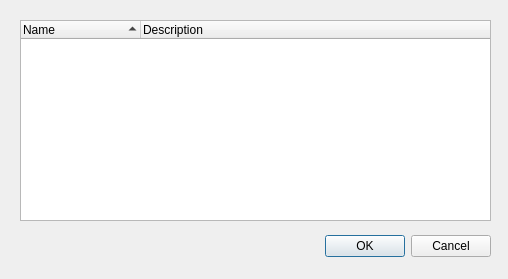
Before: the Qt Designer form duse-mt/src/plugins/jsarchitecturalmetrics/jsarchitecturalmetrics.ui in IcaroJerry/duse-mt-architecturalmetrics, drawn with Qt 5.
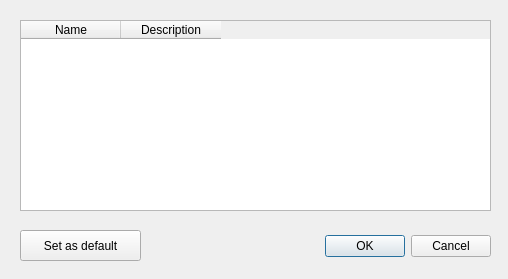
After: the same form once the commit is applied.

Commit message: Adicionando novas features para o plugin

What changed in the file:
```diff
--- a/duse-mt/src/plugins/jsarchitecturalmetrics/jsarchitecturalmetrics.ui
+++ b/duse-mt/src/plugins/jsarchitecturalmetrics/jsarchitecturalmetrics.ui
@@ -16,9 +16,9 @@
   <widget class="QDialogButtonBox" name="buttonBox">
    <property name="geometry">
     <rect>
-     <x>150</x>
+     <x>210</x>
      <y>230</y>
-     <width>341</width>
+     <width>281</width>
      <height>32</height>
     </rect>
    </property>
@@ -29,27 +29,28 @@
     <set>QDialogButtonBox::Cancel|QDialogButtonBox::Ok</set>
    </property>
   </widget>
-  <widget class="QTreeWidget" name="loadedPlugins">
+  <widget class="QPushButton" name="setDefaultPushButton">
+   <property name="geometry">
+    <rect>
+     <x>20</x>
+     <y>230</y>
+     <width>121</width>
+     <height>31</height>
+    </rect>
+   </property>
+   <property name="text">
+    <string>Set as default</string>
+   </property>
+  </widget>
+  <widget class="QTableWidget" name="scriptsMetricsTable">
    <property name="geometry">
     <rect>
      <x>20</x>
      <y>20</y>
      <width>471</width>
-     <height>201</height>
+     <height>191</height>
     </rect>
    </property>
-   <property name="alternatingRowColors">
-    <bool>true</bool>
-   </property>
-   <property name="sortingEnabled">
-    <bool>true</bool>
-   </property>
-   <attribute name="headerDefaultSectionSize">
-    <number>120</number>
-   </attribute>
-   <attribute name="headerMinimumSectionSize">
-    <number>35</number>
-   </attribute>
    <column>
     <property name="text">
      <string>Name</string>
```
The commit also changes 7 other files.
